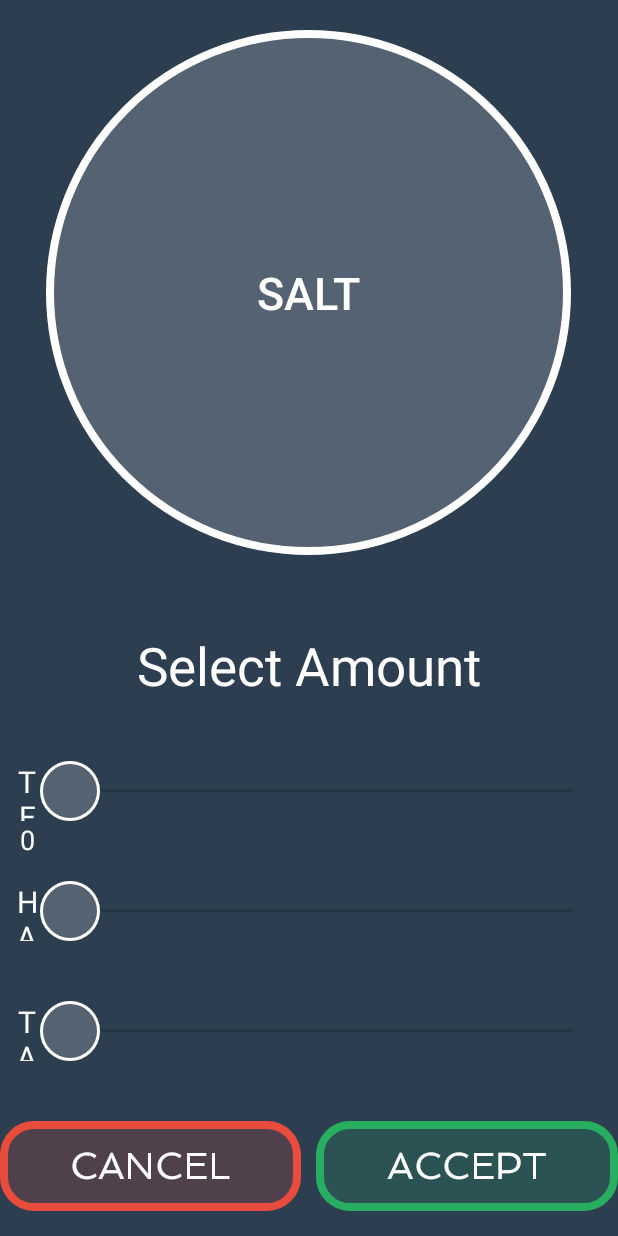
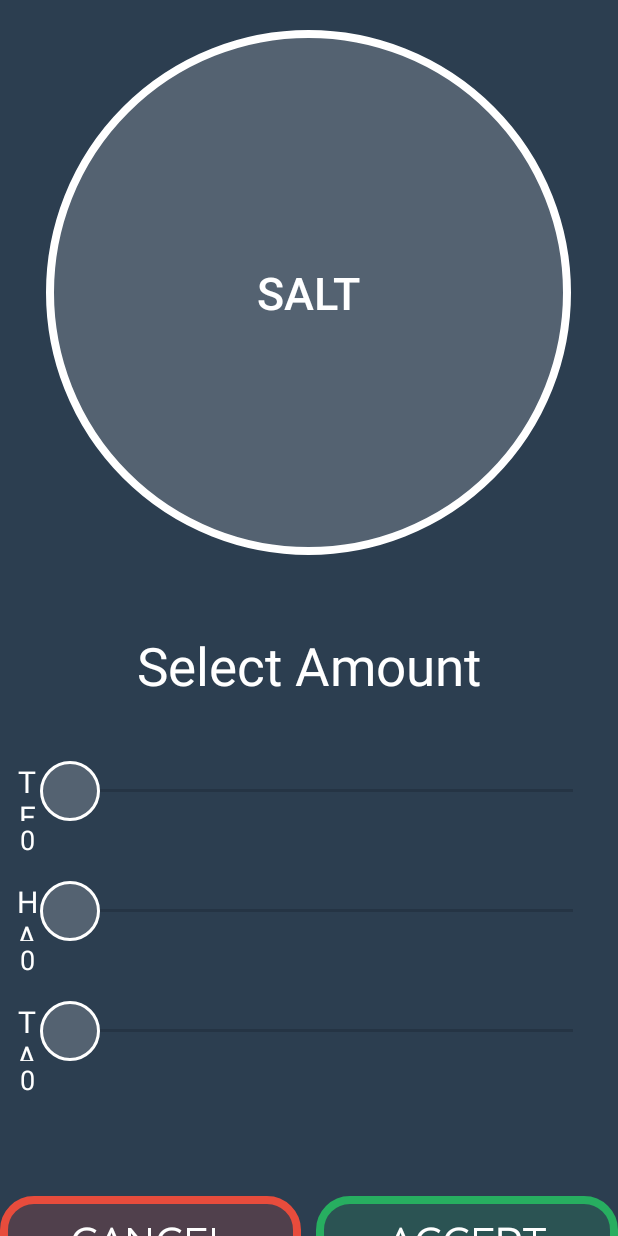
Before and after one commit to zhexxian/Souschef1.0, an Android app: the screen it shows after launch (IngredientAmountActivity), after a tap on "SALT", on a phone screen of 412 x 824 dp. Run offline under Robolectric (Android 15) with nearby library versions, the phone set to English and light mode, and no system bars.

```diff
--- a/app/src/main/java/com/example/zhexian/souschef10/IngredientAmountActivity.java
+++ b/app/src/main/java/com/example/zhexian/souschef10/IngredientAmountActivity.java
@@ -15,6 +15,9 @@ import android.view.Window;
 import android.widget.Button;
 import android.widget.EditText;
 import android.widget.SeekBar;
+import android.widget.TextView;
+
+import org.w3c.dom.Text;
 
 /**
  * Created by zhexian on 1/29/2016.
@@ -25,6 +28,9 @@ public class IngredientAmountActivity extends AppCompatActivity implements View.
     String measurement = "";
     int[] quant=new int[3];
     int[] oldQuant = new int[4];
+    public TextView teaspoonQuant;
+    public TextView halfTablespoonQuant;
+    public TextView tablespoonQuant;
     @Override
     protected void onCreate(Bundle savedInstanceState) {
         super.onCreate(savedInstanceState);
@@ -42,6 +48,12 @@ public class IngredientAmountActivity extends AppCompatActivity implements View.
                 return true;
             }
         });
+
+        teaspoonQuant = (TextView) findViewById(R.id.teaspoonQuant);
+        halfTablespoonQuant = (TextView) findViewById(R.id.halfTablespoonQuant);
+        tablespoonQuant = (TextView) findViewById(R.id.tablespoonQuant);
+
+
         Typeface myTypeface = Typeface.createFromAsset(getAssets(), "fonts/Spinnaker-Regular.ttf");
         Button acceptButton = (Button)findViewById(R.id.button20);
         Button cancelButton = (Button)findViewById(R.id.button21);
@@ -62,7 +74,7 @@ public class IngredientAmountActivity extends AppCompatActivity implements View.
         teaspoon.setOnSeekBarChangeListener(new SeekBar.OnSeekBarChangeListener() {
             @Override
             public void onProgressChanged(SeekBar seekBar, int progress, boolean fromUser) {
-
+                teaspoonQuant.setText(""+progress);
             }
 
             @Override
@@ -75,8 +87,38 @@ public class IngredientAmountActivity extends AppCompatActivity implements View.
 
             }
         });
-        halfTablespoon.setOnClickListener(this);
-        tablespoon.setOnClickListener(this);
+        halfTablespoon.setOnSeekBarChangeListener(new SeekBar.OnSeekBarChangeListener() {
+            @Override
+            public void onProgressChanged(SeekBar seekBar, int progress, boolean fromUser) {
+                halfTablespoonQuant.setText(""+progress);
+            }
+
+            @Override
+            public void onStartTrackingTouch(SeekBar seekBar) {
+
+            }
+
+            @Override
+            public void onStopTrackingTouch(SeekBar seekBar) {
+
+            }
+        });
+        tablespoon.setOnSeekBarChangeListener(new SeekBar.OnSeekBarChangeListener() {
+            @Override
+            public void onProgressChanged(SeekBar seekBar, int progress, boolean fromUser) {
+                tablespoonQuant.setText(""+progress);
+            }
+
+            @Override
+            public void onStartTrackingTouch(SeekBar seekBar) {
+
+            }
+
+            @Override
+            public void onStopTrackingTouch(SeekBar seekBar) {
+
+            }
+        });
 
         acceptButton.setTypeface(myTypeface);
         cancelButton.setTypeface(myTypeface);
--- a/app/src/main/res/layout/ingredient_amount_main.xml
+++ b/app/src/main/res/layout/ingredient_amount_main.xml
@@ -167,7 +167,9 @@
             android:layout_width="match_parent"
             android:layout_height="fill_parent"
             android:layout_below="@+id/tbspSeek"
-            android:layout_centerHorizontal="true">
+            android:layout_centerHorizontal="true"
+            android:layout_marginTop="50dp"
+            >
 
             <Button
                 android:layout_width="0dp"
@@ -210,7 +212,7 @@
             android:layout_height="wrap_content"
             android:textAppearance="?android:attr/textAppearanceMedium"
             android:text="0"
-            android:id="@+id/textView11"
+            android:id="@+id/teaspoonQuant"
             android:layout_below="@+id/teaspoonText"
             android:layout_toLeftOf="@+id/tspSeek"
             android:layout_alignLeft="@+id/teaspoonText"
@@ -220,6 +222,34 @@
             android:textColor="#ffffff"
             />
 
+        <TextView
+            android:layout_width="wrap_content"
+            android:layout_height="wrap_content"
+            android:textAppearance="?android:attr/textAppearanceMedium"
+            android:text="0"
+            android:id="@+id/halfTablespoonQuant"
+            android:textAlignment="center"
+            android:textColor="#ffffff"
+            android:layout_below="@+id/textView4"
+            android:layout_toLeftOf="@+id/htbspSeek"
+            android:layout_alignLeft="@+id/textView4"
+            android:layout_alignStart="@+id/textView4"
+            android:layout_above="@+id/textView5" />
+
+        <TextView
+            android:layout_width="wrap_content"
+            android:layout_height="wrap_content"
+            android:textAppearance="?android:attr/textAppearanceMedium"
+            android:text="0"
+            android:id="@+id/tablespoonQuant"
+            android:textAlignment="center"
+            android:textColor="#ffffff"
+            android:layout_below="@+id/textView5"
+            android:layout_toLeftOf="@+id/htbspSeek"
+            android:layout_alignLeft="@+id/textView4"
+            android:layout_alignStart="@+id/textView4"
+            />
+
 
     </RelativeLayout>
 
```
